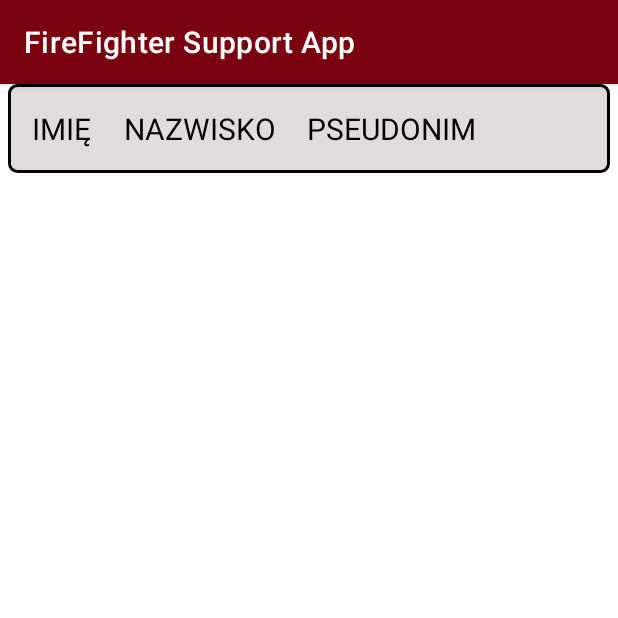
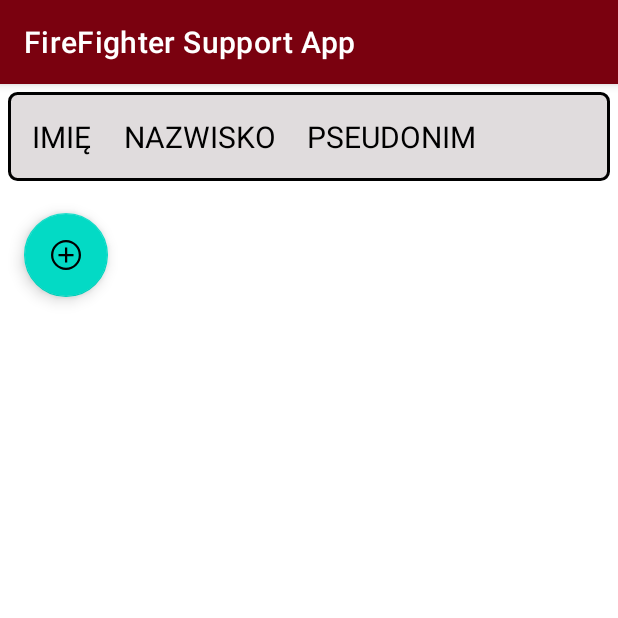
Before and after one commit to BartoszDolata/FirefighterSupportApp, an Android app: the DatabaseActivity screen opened directly, with no data from a screen before it, on a phone screen of 412 x 824 dp, the top half of it. Run offline under Robolectric (Android 15) with nearby library versions, the phone set to English and light mode, and no system bars.

Commit message:
Database implementation completed

```diff
--- /dev/null
+++ b/app/src/main/res/drawable/outline_add_white.xml
@@ -0,0 +1,10 @@
+<vector xmlns:android="http://schemas.android.com/apk/res/android"
+    android:width="48dp"
+    android:height="48dp"
+    android:viewportWidth="960"
+    android:viewportHeight="960"
+    android:tint="?attr/colorControlNormal">
+    <path
+        android:fillColor="@android:color/white"
+        android:pathData="M453,680L513,680L513,514L680,514L680,454L513,454L513,280L453,280L453,454L280,454L280,514L453,514L453,680ZM480.27,880Q397.53,880 324.77,848.5Q252,817 197.5,762.5Q143,708 111.5,635.16Q80,562.32 80,479.5Q80,396.68 111.5,323.84Q143,251 197.5,197Q252,143 324.84,111.5Q397.68,80 480.5,80Q563.32,80 636.16,111.5Q709,143 763,197Q817,251 848.5,324Q880,397 880,479.73Q880,562.47 848.5,635.23Q817,708 763,762.32Q709,816.63 636,848.32Q563,880 480.27,880ZM480.5,820Q622,820 721,720.5Q820,621 820,479.5Q820,338 721.19,239Q622.38,140 480,140Q339,140 239.5,238.81Q140,337.63 140,480Q140,621 239.5,720.5Q339,820 480.5,820ZM480,480Q480,480 480,480Q480,480 480,480Q480,480 480,480Q480,480 480,480Q480,480 480,480Q480,480 480,480Q480,480 480,480Q480,480 480,480Z"/>
+</vector>
--- a/app/src/main/res/layout/activity_database.xml
+++ b/app/src/main/res/layout/activity_database.xml
@@ -1,10 +1,14 @@
 <?xml version="1.0" encoding="utf-8"?>
-<androidx.constraintlayout.widget.ConstraintLayout xmlns:android="http://schemas.android.com/apk/res/android"
-    xmlns:app="http://schemas.android.com/apk/res-auto"
+<ScrollView
+    xmlns:android="http://schemas.android.com/apk/res/android"
     xmlns:tools="http://schemas.android.com/tools"
     android:layout_width="match_parent"
+    android:layout_height="wrap_content">
+
+    <LinearLayout
+        android:layout_width="match_parent"
         android:layout_height="match_parent"
-    tools:context=".DatabaseActivity">
+        android:orientation="vertical">
 
         <TableLayout
             android:layout_width="match_parent"
@@ -62,4 +66,16 @@
 
         </TableLayout>
 
-</androidx.constraintlayout.widget.ConstraintLayout>
+        <com.google.android.material.floatingactionbutton.FloatingActionButton
+            android:id="@+id/coordinator"
+            android:layout_width="wrap_content"
+            android:layout_height="wrap_content"
+            android:gravity="end"
+            android:layout_margin="16dp"
+            android:src="@drawable/outline_add_white"
+            android:onClick="onClickDone"
+            tools:ignore="MissingConstraints" />
+
+    </LinearLayout>
+
+</ScrollView>
```
Also changed, not shown: app/src/main/java/com/example/firefightersupportapp/DBHelper.kt (+4 -4 lines), app/src/main/java/com/example/firefightersupportapp/DatabaseActivity.kt (+32 -8 lines), app/src/main/res/layout/popup_window.xml (added, +97 -0 lines). Lines whose indentation alone changed are shown as unchanged.
